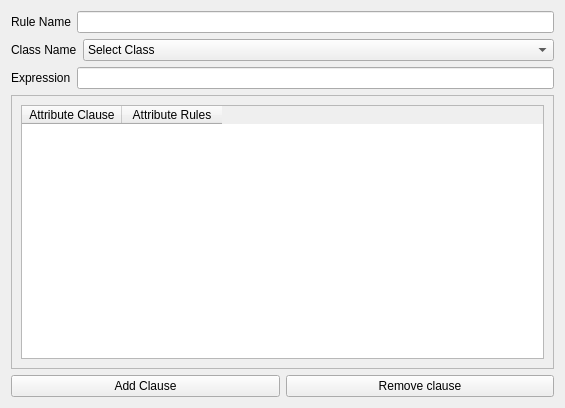
Above: CustomWidgets/AttributeValidityWidgets/newAttributeRuleBuilderWidget.ui from dsgoficial/DsgTools before the change. Below: the same form after it.
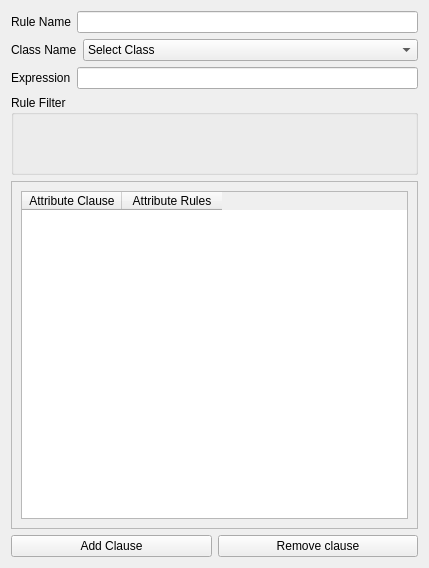
That is the form after the change. Icons and pictures are not drawn. Custom widgets are drawn as their Qt base class.

The edit to the form file:
```diff
--- a/CustomWidgets/AttributeValidityWidgets/newAttributeRuleBuilderWidget.ui
+++ b/CustomWidgets/AttributeValidityWidgets/newAttributeRuleBuilderWidget.ui
@@ -6,8 +6,8 @@
    <rect>
     <x>0</x>
     <y>0</y>
-    <width>565</width>
-    <height>408</height>
+    <width>429</width>
+    <height>568</height>
    </rect>
   </property>
   <property name="sizePolicy">
@@ -81,6 +81,24 @@
     </layout>
    </item>
    <item row="3" column="0" colspan="2">
+    <widget class="QgsCollapsibleGroupBox" name="mGroupBox">
+     <property name="minimumSize">
+      <size>
+       <width>0</width>
+       <height>80</height>
+      </size>
+     </property>
+     <property name="title">
+      <string>Rule Filter</string>
+     </property>
+     <layout class="QGridLayout" name="gridLayout_3">
+      <item row="0" column="0">
+       <widget class="AttributeConditionWidget" name="widget" native="true"/>
+      </item>
+     </layout>
+    </widget>
+   </item>
+   <item row="4" column="0" colspan="2">
     <widget class="QScrollArea" name="newAttributeScrollArea">
      <property name="sizePolicy">
       <sizepolicy hsizetype="MinimumExpanding" vsizetype="Expanding">
@@ -102,8 +120,8 @@
        <rect>
         <x>0</x>
         <y>0</y>
-        <width>551</width>
-        <height>277</height>
+        <width>415</width>
+        <height>353</height>
        </rect>
       </property>
       <layout class="QGridLayout" name="gridLayout_2">
@@ -144,7 +162,7 @@
      </widget>
     </widget>
    </item>
-   <item row="4" column="0">
+   <item row="5" column="0">
     <widget class="QPushButton" name="addClausePushButton">
      <property name="text">
       <string>Add Clause</string>
@@ -155,7 +173,7 @@
      </property>
     </widget>
    </item>
-   <item row="4" column="1">
+   <item row="5" column="1">
     <widget class="QPushButton" name="removeClausePushButton">
      <property name="text">
       <string>Remove clause</string>
@@ -168,6 +186,22 @@
    </item>
   </layout>
  </widget>
- <resources/>
+ <customwidgets>
+  <customwidget>
+   <class>QgsCollapsibleGroupBox</class>
+   <extends>QGroupBox</extends>
+   <header>qgis.gui</header>
+   <container>1</container>
+  </customwidget>
+  <customwidget>
+   <class>AttributeConditionWidget</class>
+   <extends>QWidget</extends>
+   <header>DsgTools.CustomWidgets.AttributeValidityWidgets.attributeConditionWidget.h</header>
+   <container>1</container>
+  </customwidget>
+ </customwidgets>
+ <resources>
+  <include location="../../resources.qrc"/>
+ </resources>
  <connections/>
 </ui>
```
Left out of the diff: 8 changed lines with no effect on the pictures.
